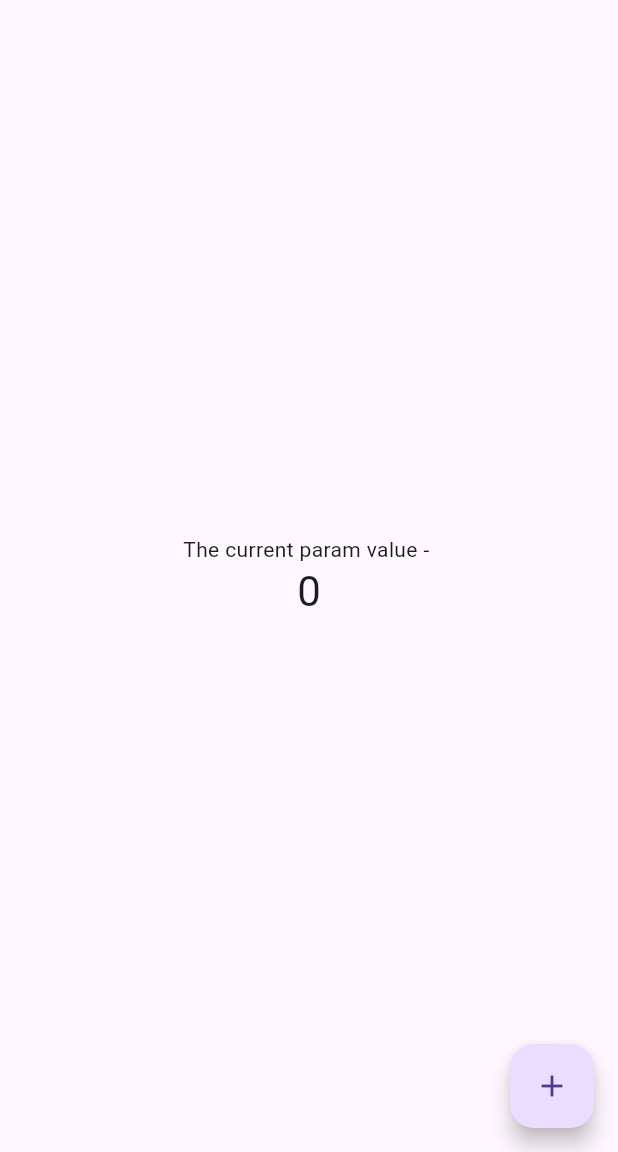
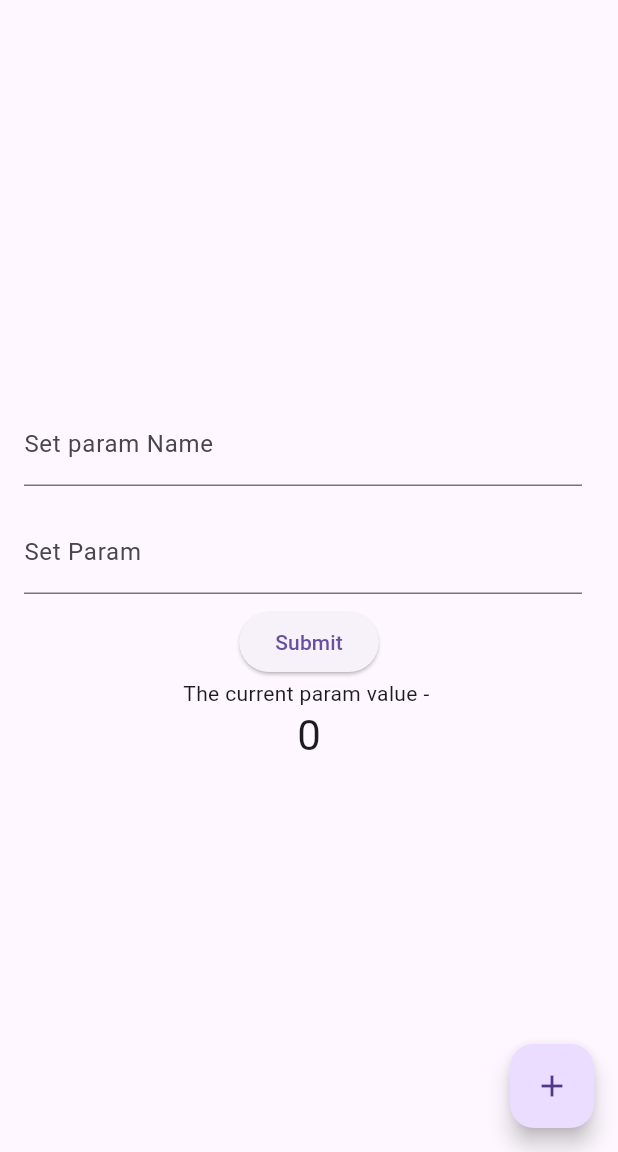
Before and after one commit to stromloop/ros-flutter-controller, a Flutter app: the screen it shows after launch, on a phone screen of 412 x 824 dp, the part 84-1236 px from its top. Run offline on Flutter 3.47's test engine with Material 3 defaults, Android fonts, the phone set to English and light mode, and no system bars; our stand-ins replace freezed_annotation, get, get_it, go_router, injectable, shared_preferences; missing offline and left inert: dartros.

Commit message:
feat: added set param

```diff
--- a/lib/data/data_source/dartros_1/sub_data_source.dart
+++ b/lib/data/data_source/dartros_1/sub_data_source.dart
@@ -13,7 +13,18 @@ class SubDataSource {
     } catch (e) {
       Get.snackbar("Login failed", "Master not connected",
           snackPosition: SnackPosition.BOTTOM);
-      return RosString(name: "Error");
+      return const RosString(name: "Error");
+    }
+  }
+
+  Future<RosString> setParam(paramName,param) async {
+    try {
+      await ros.node.setParam(paramName, param);
+      return const RosString(name: "Success");
+    } catch (e) {
+      Get.snackbar("Login failed", "Master not connected",
+          snackPosition: SnackPosition.BOTTOM);
+      return const RosString(name: "Error");
     }
   }
 }
--- a/lib/data/repositories/sub_data_impl.dart
+++ b/lib/data/repositories/sub_data_impl.dart
@@ -9,4 +9,7 @@ class SubRepositoryImpl implements RosSubRepo {
   SubRepositoryImpl(this._subDataSource);
   @override
   Future<RosString> getParam() => _subDataSource.getParam();
+  @override
+  Future<RosString> setParam(paramName, paramValue) =>
+      _subDataSource.setParam(paramName,paramValue);
 }
--- a/lib/domain/repositories/sub_repos.dart
+++ b/lib/domain/repositories/sub_repos.dart
@@ -3,4 +3,5 @@ import 'package:ros_flutter/domain/models/string.dart';
 // TODO find a proper name for repos
 abstract class RosSubRepo {
 Future<RosString> getParam();
+Future<RosString> setParam(String paramName,String paramValue);
 }
--- a/lib/presentation/controllers/param_controller.dart
+++ b/lib/presentation/controllers/param_controller.dart
@@ -4,10 +4,24 @@ import 'package:ros_flutter/data/data_source/dartros_1/sub_data_source.dart';
 
 class ParamController extends GetxController {
   final paramValue = ''.obs;
+  final dataSource = locator<SubDataSource>();
+
   Future<void> getFoo() async {
-    final dataSource = locator<SubDataSource>();
     final param = await dataSource.getParam();
+    print("paramName : ${param.name}");
     print("Getting Param");
     paramValue.value = param.name;
   }
+
+  Future<void> setParam(String paramName, String param) async {
+    if (paramName.isEmpty || param.isEmpty) {
+      Get.snackbar(
+        "Error",
+        "Both fields must be filled",
+        snackPosition: SnackPosition.BOTTOM,
+      );
+      return;
+    }
+    await dataSource.setParam(paramName, param);
+  }
 }
--- a/lib/presentation/pages/param_page.dart
+++ b/lib/presentation/pages/param_page.dart
@@ -43,6 +43,8 @@ class _ParamPageState extends State<ParamPage> {
 
   @override
   Widget build(BuildContext context) {
+    final TextEditingController _paramName = TextEditingController();
+    final TextEditingController _param = TextEditingController();
     final controller = Get.put(ParamController());
     return Scaffold(
       appBar: AppBar(
@@ -55,6 +57,32 @@ class _ParamPageState extends State<ParamPage> {
         child: Column(
           mainAxisAlignment: MainAxisAlignment.center,
           children: <Widget>[
+            Column(
+              children: [
+                ListTile(
+                  title: TextField(
+                    controller: _paramName,
+                    decoration: const InputDecoration(
+                      labelText: 'Set param Name',
+                    ),
+                  ),
+                ),
+                ListTile(
+                  title: TextField(
+                    controller: _param,
+                    decoration: const InputDecoration(
+                      labelText: 'Set Param',
+                    ),
+                  ),
+                ),
+                ElevatedButton(
+                  onPressed: () async {
+                    await controller.setParam(_paramName.text, _param.text);
+                  },
+                  child: const Text('Submit'),
+                ),
+              ],
+            ),
             Obx(() {
               return Text(
                 'The current param value - ${controller.paramValue}',
```
Lines whose indentation alone changed are shown as unchanged.
